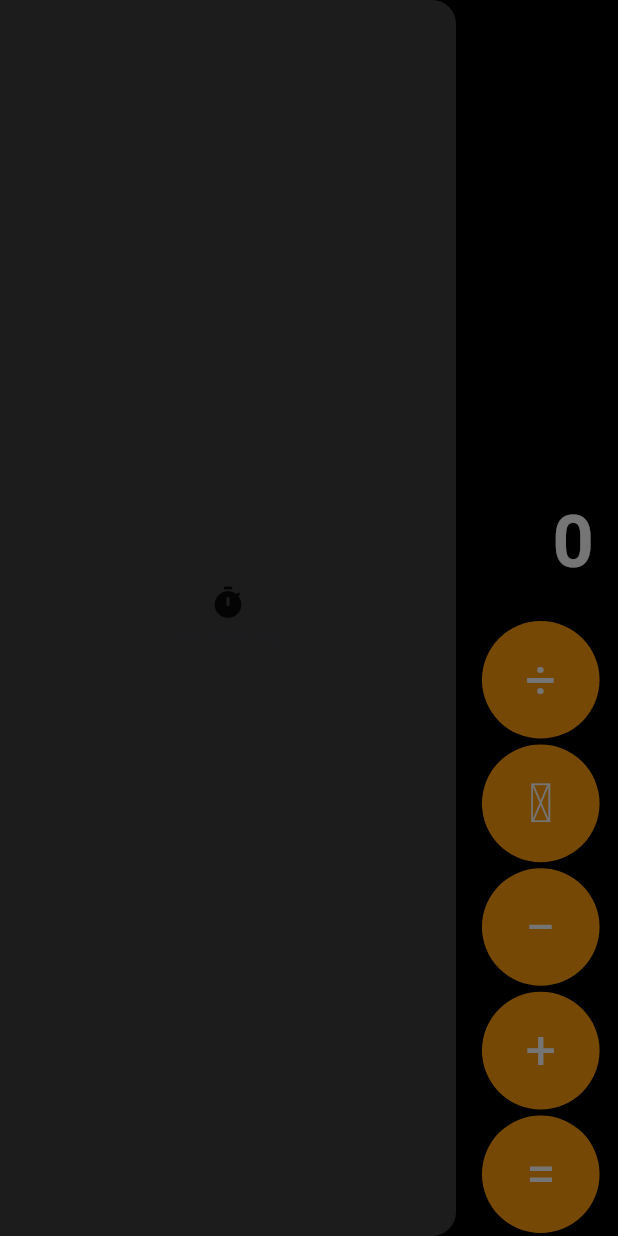
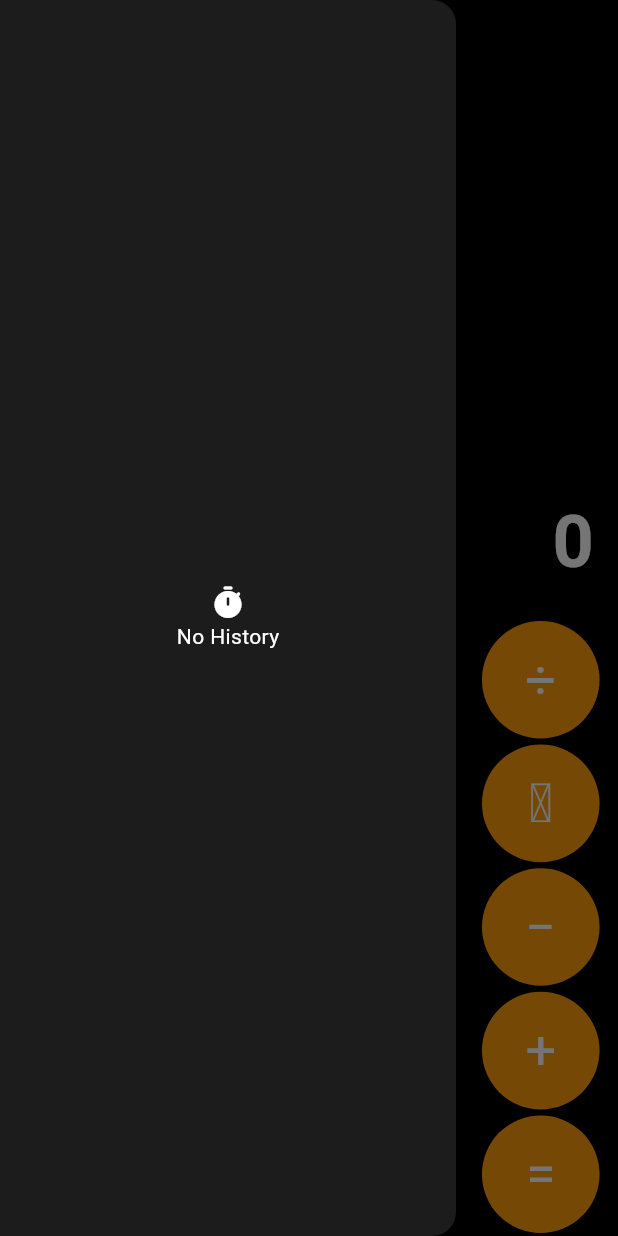
Before and after one commit to rtskeegan/maios_calculator, a Flutter app: the screen it shows after launch, with the side drawer open, on a phone screen of 412 x 824 dp. Run offline on Flutter 3.47's test engine with Material 3 defaults, Android fonts, the phone set to English and light mode, and no system bars.

Commit message:
Update immediate history above output to stay in position. Change drawer history fallback text and icon color.

```diff
--- a/lib/view/calculator_view.dart
+++ b/lib/view/calculator_view.dart
@@ -7,7 +7,6 @@ import 'package:maios_calculator/data/button_values.dart';
 //##########TO DO##########
 //Break up widgets into own files
 //Fix styling of immediate history above output
-//Move calc buttons up from bottom of screen
 //Make cards in history drawer deletable?
 
 class CalculatorView extends StatefulWidget {
--- a/lib/widgets/calc_output.dart
+++ b/lib/widgets/calc_output.dart
@@ -21,12 +21,16 @@ class CalcOutput extends StatelessWidget {
       padding: EdgeInsets.all(16),
       child: FittedBox(
         fit: BoxFit.scaleDown,
+        child: IntrinsicWidth(
           child: Column(
             children: [
-            Text(
+              Align(
+                alignment: Alignment.centerRight,
+                child: Text(
                   textAlign: TextAlign.right,
                   previousCalculation.isEmpty ? "" : previousCalculation,
-              style: TextStyle(color: Colors.white),
+                  style: TextStyle(fontSize: 24, color: Colors.white),
+                ),
               ),
               Text(
                 "$leftOperand$operator$rightOperand".isEmpty
@@ -41,6 +45,7 @@ class CalcOutput extends StatelessWidget {
             ],
           ),
         ),
+      ),
     );
   }
 }
--- a/lib/widgets/drawer_history.dart
+++ b/lib/widgets/drawer_history.dart
@@ -17,7 +17,10 @@ class DrawerHistory extends StatelessWidget {
             child: Column(
               mainAxisAlignment: MainAxisAlignment.center,
               crossAxisAlignment: CrossAxisAlignment.center,
-              children: [Icon(Icons.timer_rounded), Text("No History")],
+              children: [
+                Icon(Icons.timer_rounded, color: Colors.white),
+                Text("No History", style: TextStyle(color: Colors.white)),
+              ],
             ),
           )
         : ListView.builder(
```
Lines whose indentation alone changed are shown as unchanged.
